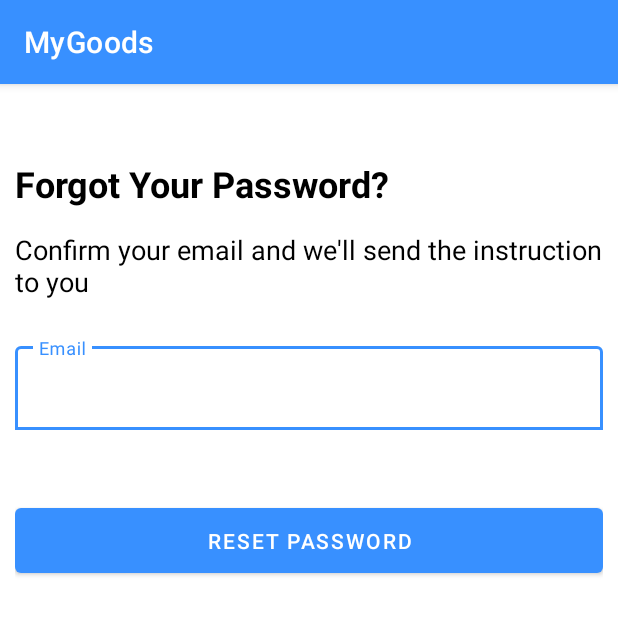
After one commit to Atlas8981/MyGoods, an Android app: the ForgotPasswordActivity screen opened directly, with no data from a screen before it, on a phone screen of 412 x 824 dp, the top half of it. The commit adds this screen. Run offline under Robolectric (Android 15) with nearby library versions, the phone set to English and light mode, and no system bars; our stand-ins replace Firebase (no records; nobody signed in at launch, a user with empty details on screens opened directly).

Commit message:
Forgot password

```diff
--- /dev/null
+++ b/app/src/main/java/com/example/mygoods/Firewall/ForgotPasswordActivity.java
@@ -0,0 +1,73 @@
+package com.example.mygoods.Firewall;
+
+import android.os.Bundle;
+import android.util.Patterns;
+import android.view.View;
+import android.widget.Button;
+import android.widget.Toast;
+
+import androidx.annotation.NonNull;
+import androidx.appcompat.app.AppCompatActivity;
+
+import com.example.mygoods.R;
+import com.google.android.gms.tasks.OnFailureListener;
+import com.google.android.gms.tasks.OnSuccessListener;
+import com.google.android.material.textfield.TextInputLayout;
+import com.google.firebase.auth.FirebaseAuth;
+
+public class ForgotPasswordActivity extends AppCompatActivity {
+
+    private TextInputLayout emailEditText;
+    private Button sendEmailBtn;
+    private FirebaseAuth auth = FirebaseAuth.getInstance();
+    @Override
+    protected void onCreate(Bundle savedInstanceState) {
+        super.onCreate(savedInstanceState);
+        setContentView(R.layout.activity_forgot_password);
+
+        emailEditText = findViewById(R.id.emaileditText);
+        sendEmailBtn = findViewById(R.id.sendEmailButton);
+
+        sendEmailBtn.setOnClickListener(new View.OnClickListener() {
+            @Override
+            public void onClick(View view) {
+                String email = emailEditText.getEditText().getText().toString().trim();
+
+                if (checkEmail(email)) {
+
+                    auth.sendPasswordResetEmail(email).addOnSuccessListener(new OnSuccessListener<Void>() {
+                        @Override
+                        public void onSuccess(Void aVoid) {
+                            Toast.makeText(ForgotPasswordActivity.this, "Email Sent", Toast.LENGTH_SHORT).show();
+                        }
+                    }).addOnFailureListener(new OnFailureListener() {
+                        @Override
+                        public void onFailure(@NonNull Exception e) {
+                            Toast.makeText(ForgotPasswordActivity.this, "Email Not Found in Database", Toast.LENGTH_SHORT).show();
+                            e.printStackTrace();
+                        }
+                    });
+                }
+            }
+        });
+    }
+
+    private boolean checkEmail(String email) {
+        boolean flag = true;
+
+        if (email.isEmpty()){
+            emailEditText.setError("Email is Empty");
+            flag = false;
+        }else{
+            emailEditText.setError(null);
+        }
+
+        if (!Patterns.EMAIL_ADDRESS.matcher(email).matches()){
+            emailEditText.setError("Email is Invalid");
+            flag = false;
+        }else{
+            emailEditText.setError(null);
+        }
+        return flag;
+    }
+}
--- /dev/null
+++ b/app/src/main/res/layout/activity_forgot_password.xml
@@ -0,0 +1,68 @@
+<?xml version="1.0" encoding="utf-8"?>
+<androidx.constraintlayout.widget.ConstraintLayout
+    xmlns:android="http://schemas.android.com/apk/res/android"
+    xmlns:app="http://schemas.android.com/apk/res-auto"
+    xmlns:tools="http://schemas.android.com/tools"
+    android:layout_width="match_parent"
+    android:layout_height="match_parent"
+    tools:context=".Firewall.ForgotPasswordActivity">
+
+    <LinearLayout
+        android:id="@+id/linearLayout"
+        android:layout_width="match_parent"
+        android:layout_height="0dp"
+        android:layout_marginTop="50dp"
+        android:orientation="vertical"
+        android:paddingLeft="10dp"
+        android:paddingRight="10dp"
+        app:layout_constraintBottom_toBottomOf="parent"
+        app:layout_constraintEnd_toEndOf="parent"
+        app:layout_constraintHorizontal_bias="0.0"
+        app:layout_constraintStart_toStartOf="parent"
+        app:layout_constraintTop_toTopOf="parent"
+        app:layout_constraintVertical_bias="0.0">
+
+        <TextView
+            android:layout_width="match_parent"
+            android:layout_height="wrap_content"
+            android:text="Forgot Your Password?"
+            android:textAlignment="textStart"
+            android:textColor="#000000"
+            android:textSize="24sp"
+            android:textStyle="bold" />
+        <TextView
+            android:layout_width="match_parent"
+            android:layout_height="wrap_content"
+            android:text="Confirm your email and we'll send the instruction to you"
+            android:layout_marginTop="15dp"
+            android:textAlignment="textStart"
+            android:textColor="#000000"
+            android:textSize="18sp"/>
+
+        <com.google.android.material.textfield.TextInputLayout
+            android:id="@+id/emaileditText"
+            android:layout_width="match_parent"
+            android:layout_height="wrap_content"
+            android:layout_marginTop="25dp"
+            app:boxBackgroundColor="#00FFFFFF"
+            app:boxBackgroundMode="outline"
+            app:errorEnabled="true">
+
+            <com.google.android.material.textfield.TextInputEditText
+                android:layout_width="match_parent"
+                android:layout_height="wrap_content"
+                android:hint="Email" />
+
+        </com.google.android.material.textfield.TextInputLayout>
+
+        <Button
+            android:id="@+id/sendEmailButton"
+            android:layout_width="match_parent"
+            android:layout_height="55dp"
+            android:layout_marginTop="25dp"
+            android:text="Reset Password"
+            />
+
+    </LinearLayout>
+
+</androidx.constraintlayout.widget.ConstraintLayout>
--- a/app/src/main/res/layout/activity_sign_up.xml
+++ b/app/src/main/res/layout/activity_sign_up.xml
@@ -178,7 +178,7 @@
                 </com.google.android.material.textfield.TextInputLayout>
 
                 <Button
-                    android:id="@+id/button4"
+                    android:id="@+id/signUpButton"
                     android:layout_width="match_parent"
                     android:layout_height="wrap_content"
                     android:layout_marginTop="5dp"
```
Also changed, not shown: app/src/main/AndroidManifest.xml (+10 -3 lines), app/src/main/java/com/example/mygoods/Activity/HomeActivity.java (+12 -11 lines), app/src/main/java/com/example/mygoods/Activity/MyItemDetailActivity.java (+5 -2 lines), app/src/main/java/com/example/mygoods/David/activity/ItemDetailActivity.java (+9 -11 lines), app/src/main/java/com/example/mygoods/Firewall/EmailVerificationActivity.java (added, +113 -0 lines), app/src/main/java/com/example/mygoods/Firewall/LoginActivity.java (+17 -1 lines), app/src/main/java/com/example/mygoods/Firewall/SignUpActivity.java (+22 -2 lines), app/src/main/java/com/example/mygoods/Firewall/User.java (deleted, +0 -72 lines), app/src/main/java/com/example/mygoods/fragments/AboutMeFragment.java (+7 -2 lines), app/src/main/java/com/example/mygoods/fragments/AddFragment.java (+4 -3 lines), app/src/main/res/layout/activity_email_verification.xml (added, +71 -0 lines), app/src/main/res/layout/activity_login.xml (+22 -1 lines), app/src/main/res/values/strings.xml (+11 -0 lines), app/src/main/res/drawable/emailverification.png (added).
